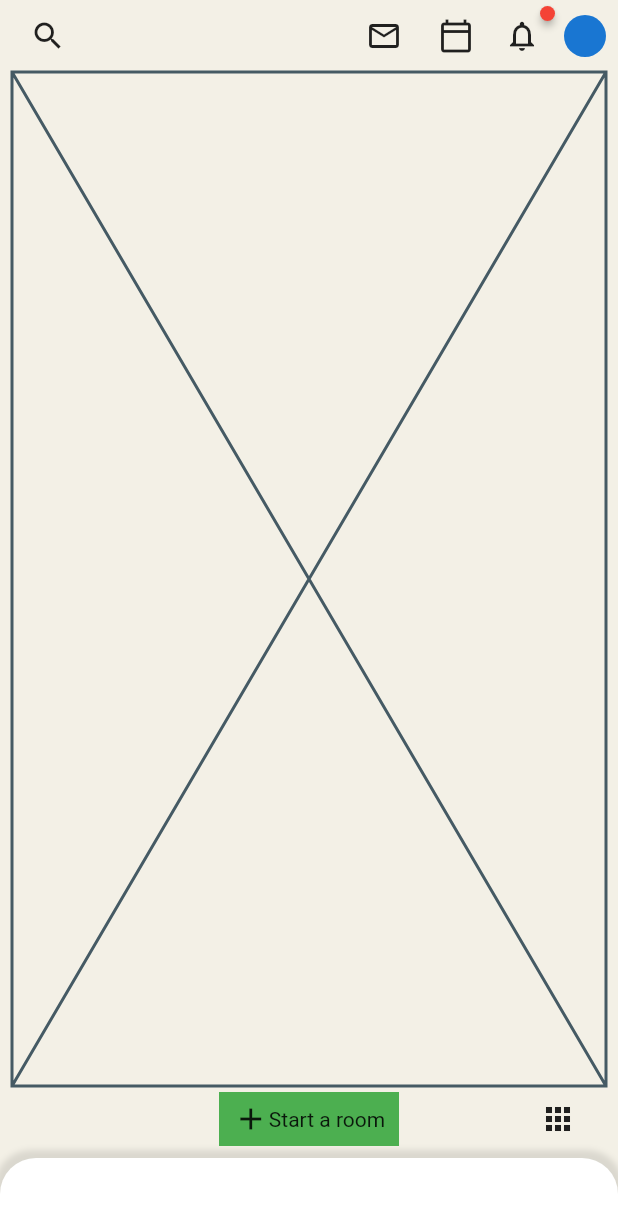
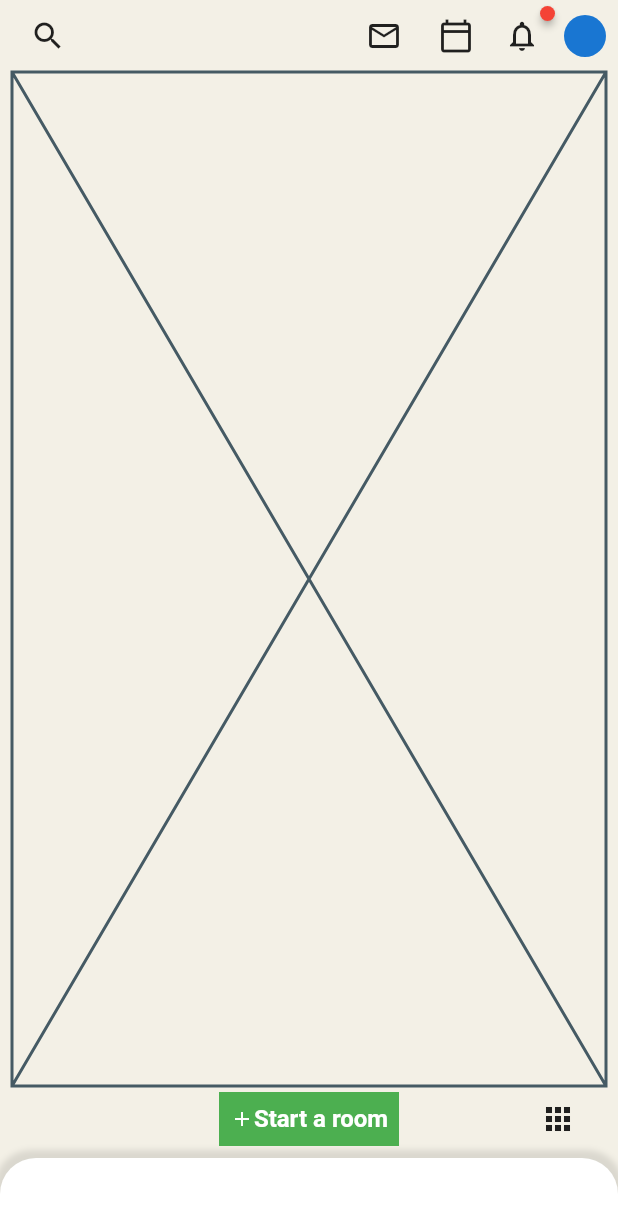
Before and after one commit to JAICHANGPARK/flutter_notebook_11th_story, a Flutter app: the screen it shows after launch, on a phone screen of 412 x 824 dp. Shown: the top 1230 px of the screen. Run offline on Flutter 3.47's test engine with Material 2 defaults, Android fonts, the phone set to English and light mode, and no system bars; drawn by our look-alikes of badges.

Commit message:
Update clubhouse_home_page.dart

```diff
--- a/lib/ep701_clubhouse/ui/clubhouse_home_page.dart
+++ b/lib/ep701_clubhouse/ui/clubhouse_home_page.dart
@@ -92,8 +92,14 @@ class _ClubhouseHomePageState extends State<ClubhouseHomePage> {
                   crossAxisAlignment: CrossAxisAlignment.center,
                   mainAxisAlignment: MainAxisAlignment.center,
                   children: [
-                    Icon(Icons.add),
-                    Text("Start a room")
+                    Icon(Icons.add, size: 16,
+                    color: Colors.white,),
+                    Text("Start a room",
+                    style: TextStyle(
+                      fontSize: 16,
+                      color: Colors.white,
+                      fontWeight: FontWeight.bold
+                    ),)
                   ],
                 ),
 
```
